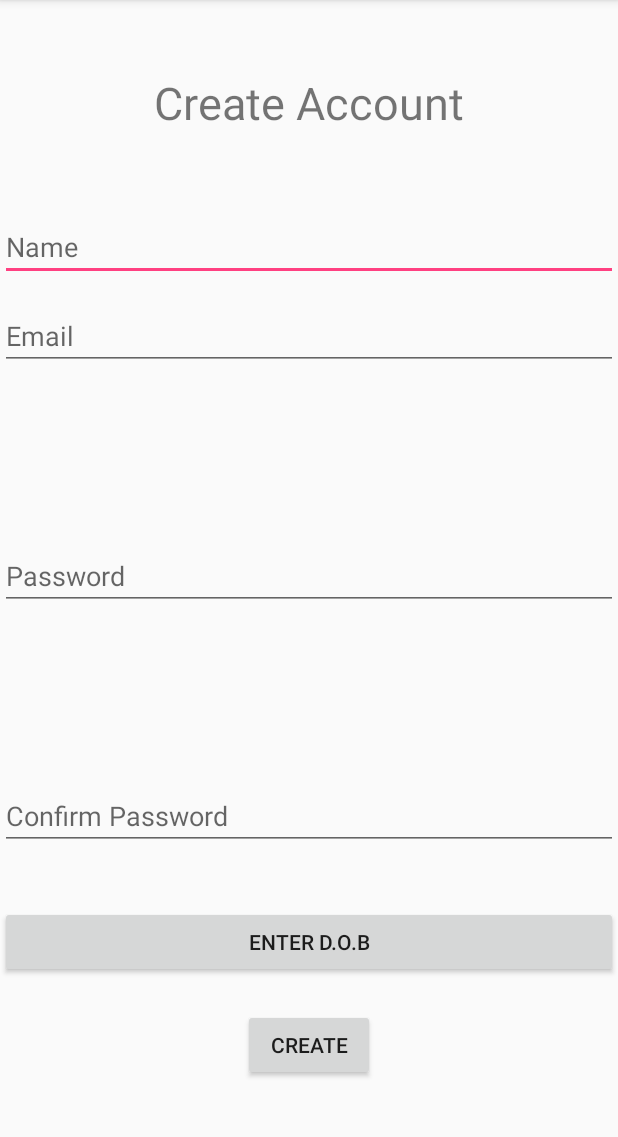
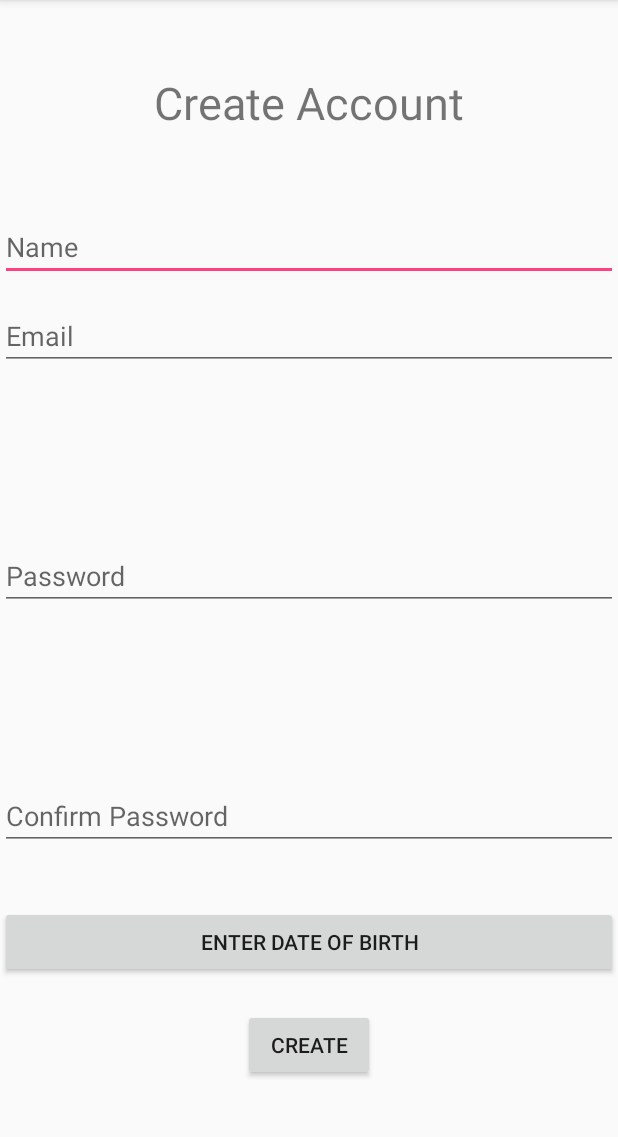
Before and after one commit to FatimahKB/Capstone, an Android app: the CreateAccount screen opened directly, with no data from a screen before it, on a phone screen of 412 x 824 dp, the part 84-1221 px from its top. Run offline under Robolectric (Android 15) with nearby library versions, the phone set to English and light mode, and no system bars; our stand-ins replace Firebase (no records; nobody signed in at launch, a user with empty details on screens opened directly).

```diff
--- a/app/src/main/res/layout/activity_create_account.xml
+++ b/app/src/main/res/layout/activity_create_account.xml
@@ -15,7 +15,8 @@
         android:layout_marginTop="142dp"
         android:ems="10"
         android:hint="Name"
-        android:inputType="textPersonName" />
+        android:inputType="textPersonName"
+        android:layout_alignParentLeft="true" />
 
     <EditText
         android:id="@+id/create_account_email_editText"
@@ -26,7 +27,8 @@
         android:layout_marginTop="201dp"
         android:ems="10"
         android:hint="Email"
-        android:inputType="textEmailAddress" />
+        android:inputType="textEmailAddress"
+        android:layout_alignParentLeft="true" />
 
     <EditText
         android:id="@+id/create_account_confirm_password_editText"
@@ -37,7 +39,8 @@
         android:layout_marginBottom="201dp"
         android:ems="10"
         android:hint="Confirm Password"
-        android:inputType="textPassword" />
+        android:inputType="textPassword"
+        android:layout_alignParentLeft="true" />
 
     <EditText
         android:id="@+id/create_account_password_editText"
@@ -47,7 +50,8 @@
         android:layout_centerVertical="true"
         android:ems="10"
         android:hint="Password"
-        android:inputType="textPassword" />
+        android:inputType="textPassword"
+        android:layout_alignParentLeft="true" />
 
     <TextView
         android:id="@+id/textView2"
@@ -75,5 +79,6 @@
         android:layout_alignParentBottom="true"
         android:layout_alignParentStart="true"
         android:layout_marginBottom="116dp"
-        android:text="Enter D.O.B" />
+        android:text="Enter Date of Birth"
+        android:layout_alignParentLeft="true" />
 </RelativeLayout>
```
